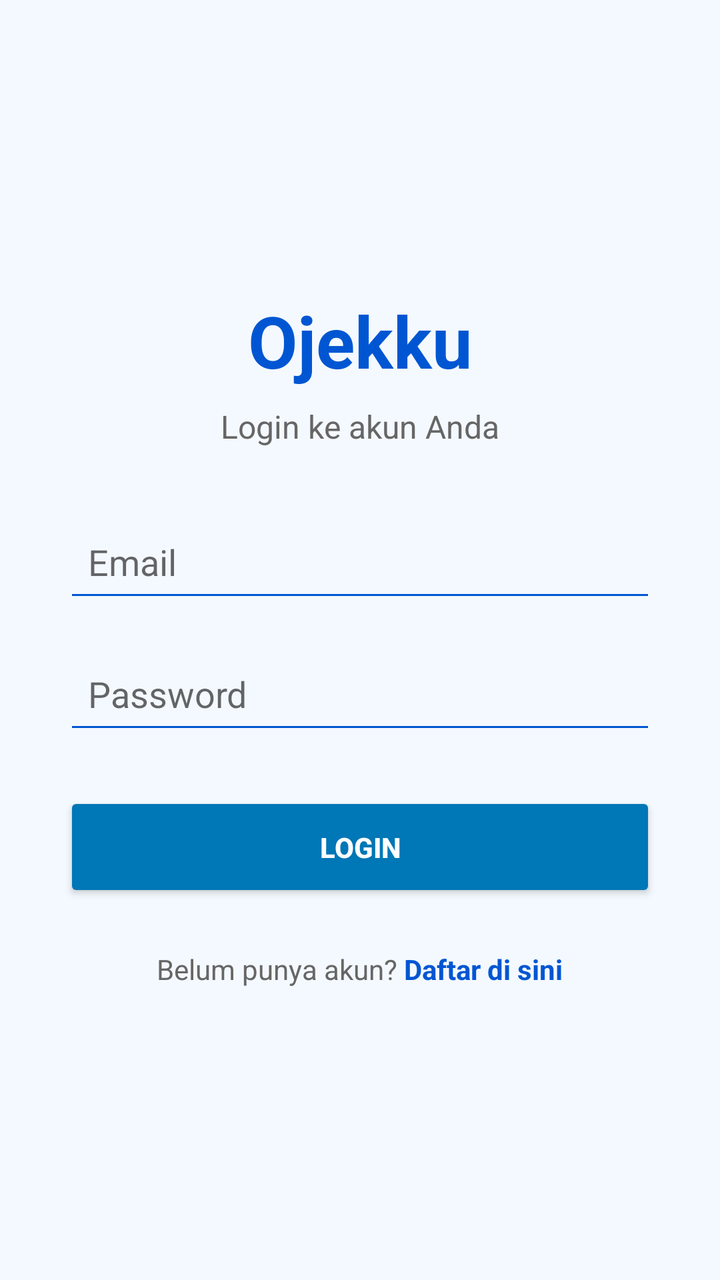
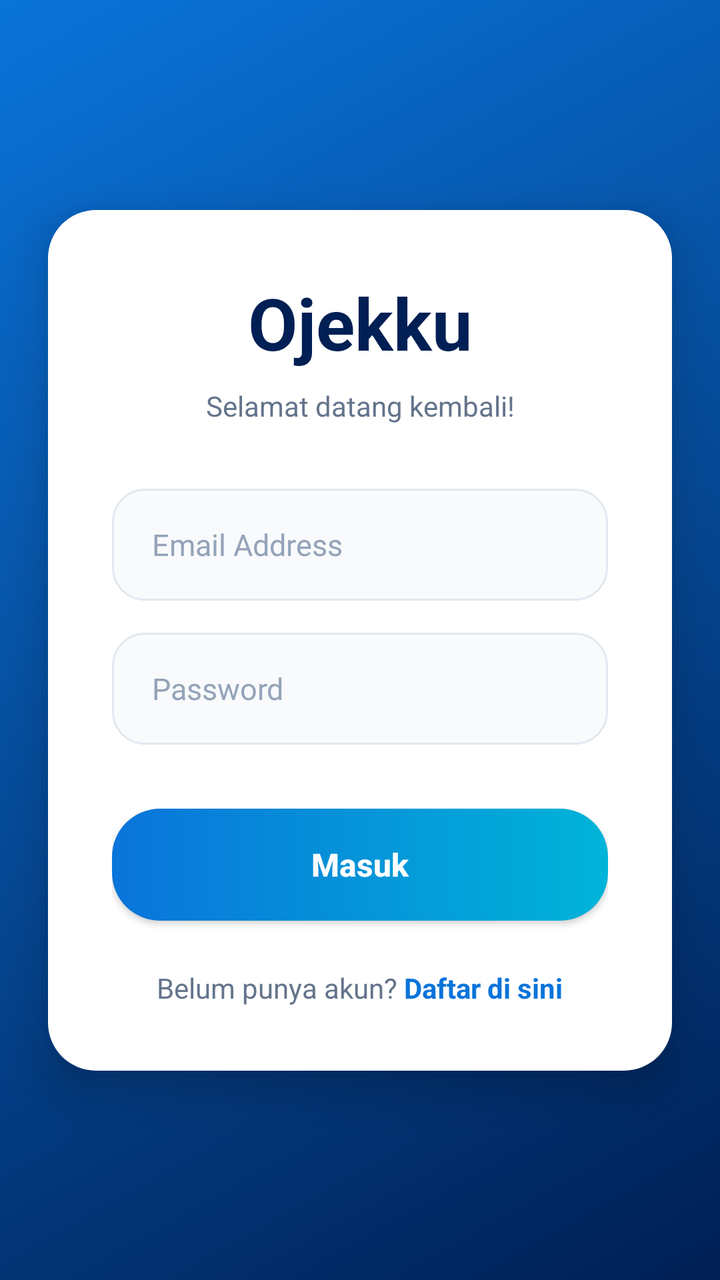

An Android layout rendered at two revisions. The XML below is the earlier revision; the diff shows what the commit changed to produce the second picture.
<!-- AndroidManifest.xml: application theme Theme.AppCompat.Light.NoActionBar -->
<!-- res/layout/activity_login.xml -->
<?xml version="1.0" encoding="utf-8"?>
<LinearLayout
    xmlns:android="http://schemas.android.com/apk/res/android"
    android:layout_width="match_parent"
    android:layout_height="match_parent"
    android:orientation="vertical"
    android:gravity="center"
    android:padding="32dp"
    android:background="@color/backgroundColor">

    <TextView
        android:layout_width="wrap_content"
        android:layout_height="wrap_content"
        android:text="Ojekku"
        android:textSize="36sp"
        android:textStyle="bold"
        android:textColor="@color/primaryColor"
        android:layout_marginBottom="8dp"/>

    <TextView
        android:layout_width="wrap_content"
        android:layout_height="wrap_content"
        android:text="Login ke akun Anda"
        android:textSize="16sp"
        android:textColor="@color/textColorSecondary"
        android:layout_marginBottom="32dp"/>

    <EditText
        android:id="@+id/etEmail"
        android:layout_width="match_parent"
        android:layout_height="50dp"
        android:hint="Email"
        android:inputType="textEmailAddress"
        android:backgroundTint="@color/primaryColor"
        android:padding="12dp"
        android:layout_marginBottom="16dp"/>

    <EditText
        android:id="@+id/etPassword"
        android:layout_width="match_parent"
        android:layout_height="50dp"
        android:hint="Password"
        android:inputType="textPassword"
        android:backgroundTint="@color/primaryColor"
        android:padding="12dp"
        android:layout_marginBottom="24dp"/>

    <Button
        android:id="@+id/btnLogin"
        android:layout_width="match_parent"
        android:layout_height="55dp"
        android:text="Login"
        android:textColor="@color/white"
        android:backgroundTint="@color/buttonColor"
        android:textStyle="bold"/>

    <LinearLayout
        android:layout_width="wrap_content"
        android:layout_height="wrap_content"
        android:orientation="horizontal"
        android:layout_marginTop="24dp">
        
        <TextView
            android:layout_width="wrap_content"
            android:layout_height="wrap_content"
            android:text="Belum punya akun? "
            android:textColor="@color/textColorSecondary"/>
            
        <TextView
            android:id="@+id/tvRegister"
            android:layout_width="wrap_content"
            android:layout_height="wrap_content"
            android:text="Daftar di sini"
            android:textColor="@color/primaryColor"
            android:textStyle="bold"/>
    </LinearLayout>

</LinearLayout>
<!-- resources referenced by this layout -->
<resources>
  <color name="backgroundColor">#F4F9FF</color>
  <color name="buttonColor">#0077B6</color>
  <color name="primaryColor">#0056D2</color>
  <color name="textColorSecondary">#666666</color>
  <color name="white">#FFFFFFFF</color>
</resources>

<!-- the commit's change to res/layout/activity_login.xml (unified diff, before → after) -->
@@ -1,78 +1,109 @@
 <?xml version="1.0" encoding="utf-8"?>
-<LinearLayout
+<androidx.constraintlayout.widget.ConstraintLayout
     xmlns:android="http://schemas.android.com/apk/res/android"
+    xmlns:app="http://schemas.android.com/apk/res-auto"
     android:layout_width="match_parent"
     android:layout_height="match_parent"
-    android:orientation="vertical"
-    android:gravity="center"
-    android:padding="32dp"
-    android:background="@color/backgroundColor">
+    android:background="@drawable/bg_gradient">
 
-    <TextView
-        android:layout_width="wrap_content"
+    
+    <LinearLayout
+        android:id="@+id/cardLogin"
+        android:layout_width="0dp"
         android:layout_height="wrap_content"
-        android:text="Ojekku"
-        android:textSize="36sp"
-        android:textStyle="bold"
-        android:textColor="@color/primaryColor"
-        android:layout_marginBottom="8dp"/>
+        android:layout_marginStart="24dp"
+        android:layout_marginEnd="24dp"
+        android:background="@drawable/bg_card"
+        android:orientation="vertical"
+        android:padding="32dp"
+        android:elevation="12dp"
+        app:layout_constraintBottom_toBottomOf="parent"
+        app:layout_constraintEnd_toEndOf="parent"
+        app:layout_constraintStart_toStartOf="parent"
+        app:layout_constraintTop_toTopOf="parent">
 
-    <TextView
-        android:layout_width="wrap_content"
-        android:layout_height="wrap_content"
-        android:text="Login ke akun Anda"
-        android:textSize="16sp"
-        android:textColor="@color/textColorSecondary"
-        android:layout_marginBottom="32dp"/>
+        <TextView
+            android:layout_width="match_parent"
+            android:layout_height="wrap_content"
+            android:text="Ojekku"
+            android:textAlignment="center"
+            android:textColor="#001F54"
+            android:textSize="36sp"
+            android:textStyle="bold"
+            android:layout_marginBottom="8dp" />
 
-    <EditText
-        android:id="@+id/etEmail"
-        android:layout_width="match_parent"
-        android:layout_height="50dp"
-        android:hint="Email"
-        android:inputType="textEmailAddress"
-        android:backgroundTint="@color/primaryColor"
-        android:padding="12dp"
-        android:layout_marginBottom="16dp"/>
+        <TextView
+            android:layout_width="match_parent"
+            android:layout_height="wrap_content"
+            android:text="Selamat datang kembali!"
+            android:textAlignment="center"
+            android:textColor="#64748B"
+            android:textSize="14sp"
+            android:layout_marginBottom="32dp" />
 
-    <EditText
-        android:id="@+id/etPassword"
-        android:layout_width="match_parent"
-        android:layout_height="50dp"
-        android:hint="Password"
-        android:inputType="textPassword"
-        android:backgroundTint="@color/primaryColor"
-        android:padding="12dp"
-        android:layout_marginBottom="24dp"/>
+        <EditText
+            android:id="@+id/etEmail"
+            android:layout_width="match_parent"
+            android:layout_height="56dp"
+            android:background="@drawable/bg_edittext"
+            android:hint="Email Address"
+            android:inputType="textEmailAddress"
+            android:paddingStart="20dp"
+            android:paddingEnd="20dp"
+            android:textColor="#1E293B"
+            android:textColorHint="#94A3B8"
+            android:textSize="15sp"
+            android:layout_marginBottom="16dp" />
 
-    <Button
-        android:id="@+id/btnLogin"
-        android:layout_width="match_parent"
-        android:layout_height="55dp"
-        android:text="Login"
-        android:textColor="@color/white"
-        android:backgroundTint="@color/buttonColor"
-        android:textStyle="bold"/>
+        <EditText
+            android:id="@+id/etPassword"
+            android:layout_width="match_parent"
+            android:layout_height="56dp"
+            android:background="@drawable/bg_edittext"
+            android:hint="Password"
+            android:inputType="textPassword"
+            android:paddingStart="20dp"
+            android:paddingEnd="20dp"
+            android:textColor="#1E293B"
+            android:textColorHint="#94A3B8"
+            android:textSize="15sp"
+            android:layout_marginBottom="32dp" />
 
-    <LinearLayout
-        android:layout_width="wrap_content"
-        android:layout_height="wrap_content"
-        android:orientation="horizontal"
-        android:layout_marginTop="24dp">
-        
-        <TextView
-            android:layout_width="wrap_content"
+        <androidx.appcompat.widget.AppCompatButton
+            android:id="@+id/btnLogin"
+            android:layout_width="match_parent"
+            android:layout_height="56dp"
+            android:background="@drawable/bg_button"
+            android:text="Masuk"
+            android:textAllCaps="false"
+            android:textColor="#FFFFFF"
+            android:textSize="16sp"
+            android:textStyle="bold"
+            android:elevation="4dp" />
+
+        <LinearLayout
+            android:layout_width="match_parent"
             android:layout_height="wrap_content"
-            android:text="Belum punya akun? "
-            android:textColor="@color/textColorSecondary"/>
-            
-        <TextView
-            android:id="@+id/tvRegister"
-            android:layout_width="wrap_content"
-            android:layout_height="wrap_content"
-            android:text="Daftar di sini"
-            android:textColor="@color/primaryColor"
-            android:textStyle="bold"/>
+            android:gravity="center"
+            android:layout_marginTop="24dp"
+            android:orientation="horizontal">
+
+            <TextView
+                android:layout_width="wrap_content"
+                android:layout_height="wrap_content"
+                android:text="Belum punya akun? "
+                android:textColor="#64748B"
+                android:textSize="14sp" />
+
+            <TextView
+                android:id="@+id/tvRegister"
+                android:layout_width="wrap_content"
+                android:layout_height="wrap_content"
+                android:text="Daftar di sini"
+                android:textColor="#0A74DA"
+                android:textSize="14sp"
+                android:textStyle="bold" />
+        </LinearLayout>
     </LinearLayout>
 
-</LinearLayout>
+</androidx.constraintlayout.widget.ConstraintLayout>
<!-- resource entries referenced after the edit -->
@@ -1,9 +1,38 @@
 <!-- resources referenced by this layout -->
 <resources>
-  <color name="backgroundColor">#F4F9FF</color>
-  <color name="buttonColor">#0077B6</color>
-  <color name="primaryColor">#0056D2</color>
-  <color name="textColorSecondary">#666666</color>
-  <color name="white">#FFFFFFFF</color>
+  <!-- drawable bg_button (drawable) -->
+  <?xml version="1.0" encoding="utf-8"?>
+  <shape xmlns:android="http://schemas.android.com/apk/res/android"
+      android:shape="rectangle">
+      <gradient
+          android:startColor="#0A74DA"
+          android:endColor="#00B4D8"
+          android:angle="0" />
+      <corners android:radius="24dp" />
+  </shape>
+  <!-- drawable bg_card (drawable) -->
+  <?xml version="1.0" encoding="utf-8"?>
+  <shape xmlns:android="http://schemas.android.com/apk/res/android"
+      android:shape="rectangle">
+      <solid android:color="#FFFFFF" />
+      <corners android:radius="24dp" />
+  </shape>
+  <!-- drawable bg_edittext (drawable) -->
+  <?xml version="1.0" encoding="utf-8"?>
+  <shape xmlns:android="http://schemas.android.com/apk/res/android"
+      android:shape="rectangle">
+      <solid android:color="#F8FAFC" />
+      <stroke android:width="1dp" android:color="#E2E8F0" />
+      <corners android:radius="16dp" />
+  </shape>
+  <!-- drawable bg_gradient (drawable) -->
+  <?xml version="1.0" encoding="utf-8"?>
+  <shape xmlns:android="http://schemas.android.com/apk/res/android"
+      android:shape="rectangle">
+      <gradient
+          android:startColor="#001F54"
+          android:endColor="#0A74DA"
+          android:angle="135" />
+  </shape>
 </resources>
 
